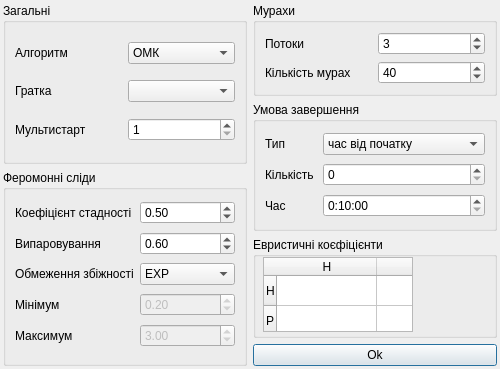
Qt form scene/settingsform.ui (Gid32/ProteinFolding) before a commit.
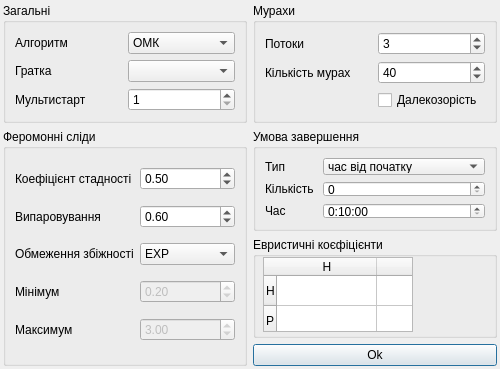
The same form after that commit.

```diff
--- a/scene/settingsform.ui
+++ b/scene/settingsform.ui
@@ -251,137 +251,6 @@
      </property>
     </widget>
    </item>
-   <item row="0" column="1">
-    <widget class="QGroupBox" name="ants">
-     <property name="title">
-      <string>Мурахи</string>
-     </property>
-     <layout class="QGridLayout" name="gridLayout_5">
-      <item row="0" column="0">
-       <widget class="QLabel" name="countThreadLabel">
-        <property name="text">
-         <string>Потоки</string>
-        </property>
-       </widget>
-      </item>
-      <item row="0" column="1">
-       <widget class="QSpinBox" name="threadsCount">
-        <property name="minimum">
-         <number>1</number>
-        </property>
-        <property name="value">
-         <number>3</number>
-        </property>
-       </widget>
-      </item>
-      <item row="1" column="0">
-       <widget class="QLabel" name="countAntLabel">
-        <property name="frameShape">
-         <enum>QFrame::NoFrame</enum>
-        </property>
-        <property name="text">
-         <string>Кількість мурах</string>
-        </property>
-       </widget>
-      </item>
-      <item row="1" column="1">
-       <widget class="QSpinBox" name="antsCount">
-        <property name="minimum">
-         <number>1</number>
-        </property>
-        <property name="maximum">
-         <number>200</number>
-        </property>
-        <property name="value">
-         <number>40</number>
-        </property>
-       </widget>
-      </item>
-     </layout>
-    </widget>
-   </item>
-   <item row="1" column="1" rowspan="2">
-    <widget class="QGroupBox" name="exitGroup">
-     <property name="title">
-      <string>Умова завершення</string>
-     </property>
-     <layout class="QGridLayout" name="gridLayout">
-      <item row="0" column="0">
-       <widget class="QLabel" name="exitLabel">
-        <property name="text">
-         <string>Тип</string>
-        </property>
-       </widget>
-      </item>
-      <item row="0" column="1">
-       <widget class="QComboBox" name="exit">
-        <item>
-         <property name="text">
-          <string>час від початку</string>
-         </property>
-        </item>
-        <item>
-         <property name="text">
-          <string>час без покращень</string>
-         </property>
-        </item>
-        <item>
-         <property name="text">
-          <string>ітерації без покращень</string>
-         </property>
-        </item>
-       </widget>
-      </item>
-      <item row="1" column="0">
-       <widget class="QLabel" name="countExitLabel">
-        <property name="text">
-         <string>Кількість</string>
-        </property>
-       </widget>
-      </item>
-      <item row="1" column="1">
-       <widget class="QSpinBox" name="countExit"/>
-      </item>
-      <item row="2" column="0">
-       <widget class="QLabel" name="timeExitLabel">
-        <property name="text">
-         <string>Час</string>
-        </property>
-       </widget>
-      </item>
-      <item row="2" column="1">
-       <widget class="QTimeEdit" name="timeExit">
-        <property name="minimumTime">
-         <time>
-          <hour>0</hour>
-          <minute>0</minute>
-          <second>0</second>
-         </time>
-        </property>
-        <property name="currentSection">
-         <enum>QDateTimeEdit::HourSection</enum>
-        </property>
-        <property name="displayFormat">
-         <string>H:mm:ss</string>
-        </property>
-        <property name="time">
-         <time>
-          <hour>0</hour>
-          <minute>10</minute>
-          <second>0</second>
-         </time>
-        </property>
-       </widget>
-      </item>
-     </layout>
-     <zorder>exit</zorder>
-     <zorder>exitLabel</zorder>
-     <zorder>timeExitLabel</zorder>
-     <zorder>countExitLabel</zorder>
-     <zorder>countExit</zorder>
-     <zorder>timeExit</zorder>
-    </widget>
-   </item>
    <item row="3" column="1">
     <widget class="QGroupBox" name="weights">
      <property name="minimumSize">
@@ -462,6 +331,144 @@
      </widget>
     </widget>
    </item>
+   <item row="2" column="1">
+    <widget class="QGroupBox" name="exitGroup">
+     <property name="title">
+      <string>Умова завершення</string>
+     </property>
+     <layout class="QGridLayout" name="gridLayout">
+      <item row="0" column="0">
+       <widget class="QLabel" name="exitLabel">
+        <property name="text">
+         <string>Тип</string>
+        </property>
+       </widget>
+      </item>
+      <item row="0" column="1">
+       <widget class="QComboBox" name="exit">
+        <item>
+         <property name="text">
+          <string>час від початку</string>
+         </property>
+        </item>
+        <item>
+         <property name="text">
+          <string>час без покращень</string>
+         </property>
+        </item>
+        <item>
+         <property name="text">
+          <string>ітерації без покращень</string>
+         </property>
+        </item>
+       </widget>
+      </item>
+      <item row="1" column="0">
+       <widget class="QLabel" name="countExitLabel">
+        <property name="text">
+         <string>Кількість</string>
+        </property>
+       </widget>
+      </item>
+      <item row="1" column="1">
+       <widget class="QSpinBox" name="countExit"/>
+      </item>
+      <item row="2" column="0">
+       <widget class="QLabel" name="timeExitLabel">
+        <property name="text">
+         <string>Час</string>
+        </property>
+       </widget>
+      </item>
+      <item row="2" column="1">
+       <widget class="QTimeEdit" name="timeExit">
+        <property name="minimumTime">
+         <time>
+          <hour>0</hour>
+          <minute>0</minute>
+          <second>0</second>
+         </time>
+        </property>
+        <property name="currentSection">
+         <enum>QDateTimeEdit::HourSection</enum>
+        </property>
+        <property name="displayFormat">
+         <string>H:mm:ss</string>
+        </property>
+        <property name="time">
+         <time>
+          <hour>0</hour>
+          <minute>10</minute>
+          <second>0</second>
+         </time>
+        </property>
+       </widget>
+      </item>
+     </layout>
+     <zorder>exit</zorder>
+     <zorder>exitLabel</zorder>
+     <zorder>timeExitLabel</zorder>
+     <zorder>countExitLabel</zorder>
+     <zorder>countExit</zorder>
+     <zorder>timeExit</zorder>
+    </widget>
+   </item>
+   <item row="0" column="1" rowspan="2">
+    <widget class="QGroupBox" name="ants">
+     <property name="title">
+      <string>Мурахи</string>
+     </property>
+     <layout class="QGridLayout" name="gridLayout_5">
+      <item row="0" column="1">
+       <widget class="QSpinBox" name="threadsCount">
+        <property name="minimum">
+         <number>1</number>
+        </property>
+        <property name="value">
+         <number>3</number>
+        </property>
+       </widget>
+      </item>
+      <item row="0" column="0">
+       <widget class="QLabel" name="countThreadLabel">
+        <property name="text">
+         <string>Потоки</string>
+        </property>
+       </widget>
+      </item>
+      <item row="1" column="1">
+       <widget class="QSpinBox" name="antsCount">
+        <property name="minimum">
+         <number>1</number>
+        </property>
+        <property name="maximum">
+         <number>200</number>
+        </property>
+        <property name="value">
+         <number>40</number>
+        </property>
+       </widget>
+      </item>
+      <item row="1" column="0">
+       <widget class="QLabel" name="countAntLabel">
+        <property name="frameShape">
+         <enum>QFrame::NoFrame</enum>
+        </property>
+        <property name="text">
+         <string>Кількість мурах</string>
+        </property>
+       </widget>
+      </item>
+      <item row="2" column="1">
+       <widget class="QCheckBox" name="farSight">
+        <property name="text">
+         <string>Далекозорість</string>
+        </property>
+       </widget>
+      </item>
+     </layout>
+    </widget>
+   </item>
   </layout>
  </widget>
  <resources/>
```
